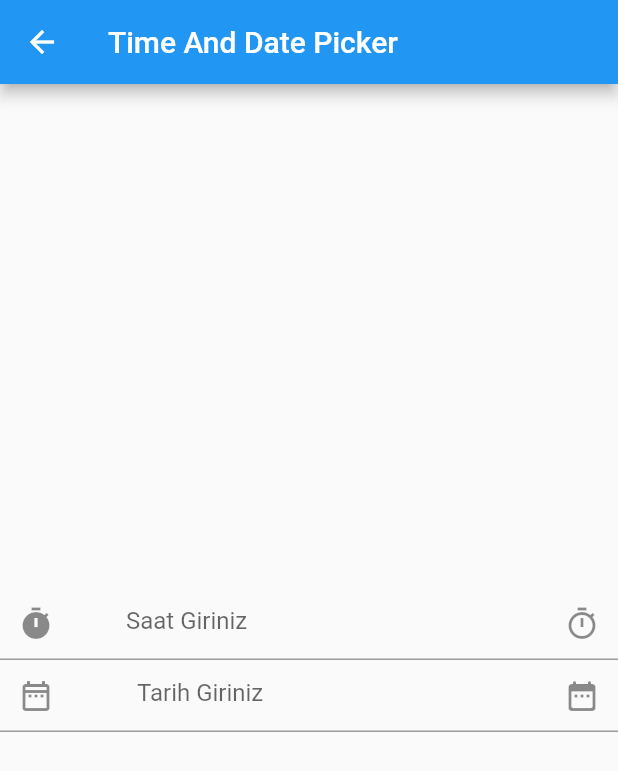
After one commit to tahaturan/flutter_basis_widget_2, a Flutter app: the screen it shows after launch, after a tap on "Time And Date Picker", on a phone screen of 412 x 824 dp. The commit adds this screen. Shown: the top 771 px of the screen. Run offline on Flutter 3.47's test engine with Material 2 defaults, Android fonts, the phone set to English and light mode, and no system bars.

Commit message:
Time And Date Picker Kullanimi

```diff
--- a/lib/views/my_home_page.dart
+++ b/lib/views/my_home_page.dart
@@ -3,6 +3,7 @@ import 'package:flutter_basis_widget_2/views/checkbox_kullanimi.dart';
 import 'package:flutter_basis_widget_2/views/progressbar_kullanimi.dart';
 import 'package:flutter_basis_widget_2/views/radiobutton_kullanimi.dart';
 import 'package:flutter_basis_widget_2/views/slider_kullanimi.dart';
+import 'package:flutter_basis_widget_2/views/time_and_date_picker.dart';
 import 'package:flutter_basis_widget_2/views/toggle_buttons_kullanimi.dart';
 import 'package:flutter_basis_widget_2/widgets/sayfa_gecis_button.dart';
 
@@ -39,6 +40,9 @@ class _MyHomePageState extends State<MyHomePage> {
             SayfaGecisButton(
                 butonYazi: "Slider Kullanimi",
                 gecisSayfasi: const SliderKullanimi()),
+            SayfaGecisButton(
+                butonYazi: "Time And Date Picker",
+                gecisSayfasi: const TimeAndDatePicker())
           ],
         ),
       ),
--- /dev/null
+++ b/lib/views/time_and_date_picker.dart
@@ -0,0 +1,71 @@
+import 'package:flutter/material.dart';
+
+class TimeAndDatePicker extends StatefulWidget {
+  const TimeAndDatePicker({Key? key}) : super(key: key);
+
+  @override
+  State<TimeAndDatePicker> createState() => _TimeAndDatePickerState();
+}
+
+class _TimeAndDatePickerState extends State<TimeAndDatePicker> {
+  var tfDate = TextEditingController();
+  var tfHour = TextEditingController();
+  @override
+  Widget build(BuildContext context) {
+    return Scaffold(
+        appBar: AppBar(
+          title: const Text("Time And Date Picker"),
+        ),
+        body: Center(
+          child: Column(
+            mainAxisAlignment: MainAxisAlignment.center,
+            children: [
+              TextField(
+                controller: tfHour,
+                keyboardType: TextInputType.datetime,
+                decoration: const InputDecoration(
+                  hintText: "Saat Giriniz",
+                  prefixIcon: Icon(Icons.timer),
+                  prefixText: "Saat:",
+                  suffixIcon: Icon(Icons.timer_outlined),
+                ),
+                onTap: () {
+                  showTimePicker(
+                    context: context,
+                    initialTime: TimeOfDay.fromDateTime(DateTime.now()),
+                  ).then((secilenSaat) {
+                    setState(() {
+                      tfHour.text =
+                          "${secilenSaat!.hour}:${secilenSaat.minute}";
+                    });
+                  });
+                },
+              ),
+              TextField(
+                controller: tfDate,
+                keyboardType: TextInputType.datetime,
+                decoration: const InputDecoration(
+                  hintText: "Tarih Giriniz",
+                  prefixIcon: Icon(Icons.date_range_outlined),
+                  prefixText: "Tarih: ",
+                  suffixIcon: Icon(Icons.date_range_rounded),
+                ),
+                onTap: () {
+                  showDatePicker(
+                    context: context,
+                    initialDate: DateTime.now(),
+                    firstDate: DateTime(1990),
+                    lastDate: DateTime(2050),
+                  ).then((secilenTarih) {
+                    setState(() {
+                      tfDate.text =
+                          "${secilenTarih!.day}/${secilenTarih.month}/${secilenTarih.year}";
+                    });
+                  });
+                },
+              )
+            ],
+          ),
+        ));
+  }
+}
```
Also changed, not shown: assets/images/time_and_date_picker.gif (added), 1 other file.
